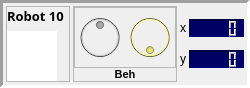
The window that src/gui/panels/panel_teams/frame_robot.ui (biorobaw/RoboBulls) describes before a commit, drawn with Qt 5.
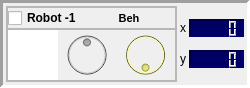
The same window after the commit.

Patch:
```diff
--- a/src/gui/panels/panel_teams/frame_robot.ui
+++ b/src/gui/panels/panel_teams/frame_robot.ui
@@ -7,13 +7,25 @@
     <x>0</x>
     <y>0</y>
     <width>250</width>
-    <height>80</height>
+    <height>86</height>
    </rect>
   </property>
+  <property name="sizePolicy">
+   <sizepolicy hsizetype="Minimum" vsizetype="Preferred">
+    <horstretch>0</horstretch>
+    <verstretch>0</verstretch>
+   </sizepolicy>
+  </property>
+  <property name="minimumSize">
+   <size>
+    <width>250</width>
+    <height>0</height>
+   </size>
+  </property>
   <property name="maximumSize">
    <size>
-    <width>16777215</width>
-    <height>80</height>
+    <width>10000</width>
+    <height>86</height>
    </size>
   </property>
   <property name="font">
@@ -51,16 +63,40 @@
     <number>3</number>
    </property>
    <item>
-    <widget class="QFrame" name="frame_robot">
+    <widget class="QFrame" name="frame_robot_info">
+     <property name="frameShape">
+      <enum>QFrame::StyledPanel</enum>
+     </property>
+     <property name="frameShadow">
+      <enum>QFrame::Raised</enum>
+     </property>
+     <layout class="QVBoxLayout" name="verticalLayout_4">
+      <property name="spacing">
+       <number>0</number>
+      </property>
+      <property name="leftMargin">
+       <number>0</number>
+      </property>
+      <property name="topMargin">
+       <number>0</number>
+      </property>
+      <property name="rightMargin">
+       <number>0</number>
+      </property>
+      <property name="bottomMargin">
+       <number>0</number>
+      </property>
+      <item>
+       <widget class="QFrame" name="frame_text">
      <property name="minimumSize">
       <size>
-       <width>64</width>
+          <width>72</width>
        <height>0</height>
       </size>
      </property>
      <property name="maximumSize">
       <size>
-       <width>64</width>
+          <width>10000</width>
        <height>16777215</height>
       </size>
      </property>
@@ -70,7 +106,7 @@
      <property name="frameShadow">
       <enum>QFrame::Raised</enum>
      </property>
-     <layout class="QVBoxLayout" name="verticalLayout_3">
+        <layout class="QHBoxLayout" name="horizontalLayout_2">
       <property name="leftMargin">
        <number>0</number>
       </property>
@@ -84,29 +120,60 @@
        <number>0</number>
       </property>
       <item>
-       <widget class="QLabel" name="label_robot_id">
+          <widget class="QCheckBox" name="check_robot">
+           <property name="maximumSize">
+            <size>
+             <width>69</width>
+             <height>16777215</height>
+            </size>
+           </property>
+           <property name="text">
+            <string>Robot -1</string>
+           </property>
+          </widget>
+         </item>
+         <item>
+          <widget class="QLabel" name="label_behavior">
         <property name="font">
          <font>
-          <family>Courier 10 Pitch</family>
-          <pointsize>10</pointsize>
-          <weight>75</weight>
-          <bold>true</bold>
-         </font>
-        </property>
-        <property name="autoFillBackground">
-         <bool>false</bool>
-        </property>
-        <property name="styleSheet">
-         <string notr="true">background-color: rgba(255, 255, 255, 0);</string>
-        </property>
+             <pointsize>8</pointsize>
+            </font>
+           </property>
         <property name="text">
-         <string>Robot 10</string>
+            <string>Beh</string>
         </property>
         <property name="alignment">
-         <set>Qt::AlignLeading|Qt::AlignLeft|Qt::AlignTop</set>
+            <set>Qt::AlignCenter</set>
         </property>
        </widget>
       </item>
+        </layout>
+       </widget>
+      </item>
+      <item>
+       <widget class="QFrame" name="frame_widgets">
+        <property name="frameShape">
+         <enum>QFrame::StyledPanel</enum>
+        </property>
+        <property name="frameShadow">
+         <enum>QFrame::Raised</enum>
+        </property>
+        <layout class="QHBoxLayout" name="horizontalLayout_3">
+         <property name="spacing">
+          <number>0</number>
+         </property>
+         <property name="leftMargin">
+          <number>0</number>
+         </property>
+         <property name="topMargin">
+          <number>0</number>
+         </property>
+         <property name="rightMargin">
+          <number>0</number>
+         </property>
+         <property name="bottomMargin">
+          <number>0</number>
+         </property>
       <item>
        <widget class="QGraphicsView" name="gView_icon">
         <property name="minimumSize">
@@ -147,57 +214,6 @@
         </property>
        </widget>
       </item>
-     </layout>
-    </widget>
-   </item>
-   <item>
-    <widget class="QFrame" name="frame_robot_info">
-     <property name="frameShape">
-      <enum>QFrame::StyledPanel</enum>
-     </property>
-     <property name="frameShadow">
-      <enum>QFrame::Raised</enum>
-     </property>
-     <layout class="QVBoxLayout" name="verticalLayout_4">
-      <property name="spacing">
-       <number>0</number>
-      </property>
-      <property name="leftMargin">
-       <number>0</number>
-      </property>
-      <property name="topMargin">
-       <number>0</number>
-      </property>
-      <property name="rightMargin">
-       <number>0</number>
-      </property>
-      <property name="bottomMargin">
-       <number>0</number>
-      </property>
-      <item>
-       <widget class="QFrame" name="frame_5">
-        <property name="frameShape">
-         <enum>QFrame::StyledPanel</enum>
-        </property>
-        <property name="frameShadow">
-         <enum>QFrame::Raised</enum>
-        </property>
-        <layout class="QHBoxLayout" name="horizontalLayout_3">
-         <property name="spacing">
-          <number>0</number>
-         </property>
-         <property name="leftMargin">
-          <number>0</number>
-         </property>
-         <property name="topMargin">
-          <number>0</number>
-         </property>
-         <property name="rightMargin">
-          <number>0</number>
-         </property>
-         <property name="bottomMargin">
-          <number>0</number>
-         </property>
          <item>
           <widget class="QDial" name="dial_velocity">
            <property name="enabled">
@@ -290,21 +306,6 @@
         </layout>
        </widget>
       </item>
-      <item>
-       <widget class="QLabel" name="label_behavior">
-        <property name="font">
-         <font>
-          <pointsize>8</pointsize>
-         </font>
-        </property>
-        <property name="text">
-         <string>Beh</string>
-        </property>
-        <property name="alignment">
-         <set>Qt::AlignCenter</set>
-        </property>
-       </widget>
-      </item>
      </layout>
     </widget>
    </item>
```
Left out of the diff: 3 changed lines with no effect on the pictures. Lines whose indentation alone changed are shown as unchanged.
